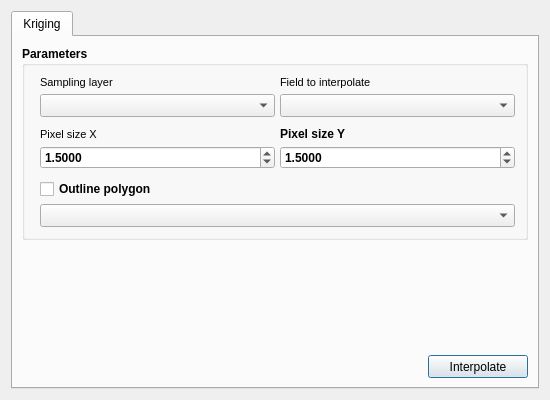
Before: the Qt Designer form gui/kriging/kriging_dlg_base.ui in franciscocamellon/lallemand_plant_care, drawn with Qt 5.
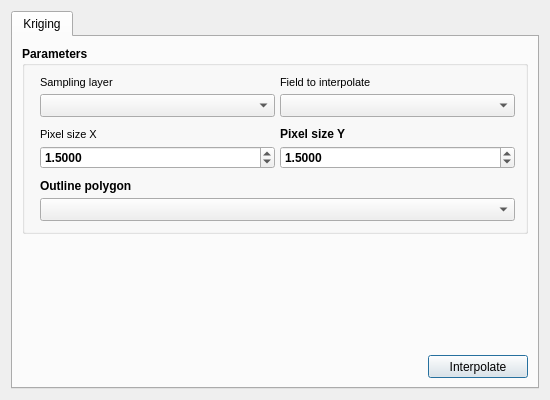
After: the same form once the commit is applied. Custom widgets are drawn as their Qt base class.

Commit message: updated to accept error layers

```diff
--- a/gui/kriging/kriging_dlg_base.ui
+++ b/gui/kriging/kriging_dlg_base.ui
@@ -360,7 +360,7 @@
                <number>0</number>
               </property>
               <item>
-               <widget class="QCheckBox" name="outlinePolygonCheckBox">
+               <widget class="QLabel" name="outlinePolygonLabel">
                 <property name="styleSheet">
                  <string notr="true">font: 8pt &quot;MS Shell Dlg 2&quot;</string>
                 </property>
```
Left out of the diff: 1 changed line with no effect on the pictures. The commit also changes 2 other files.
